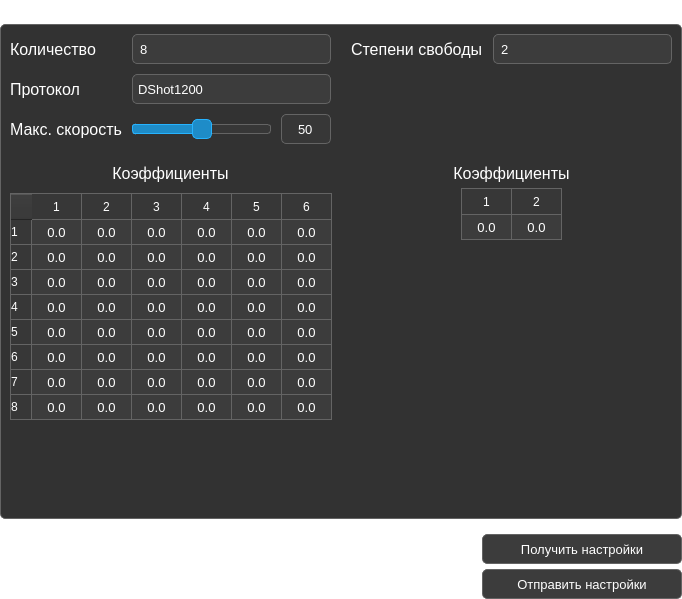
PolarStarWalker/PolarUV-client, file src/ClientApp/Widgets/MoveSettings/MoveSettingsWidget.ui: the form before one commit.
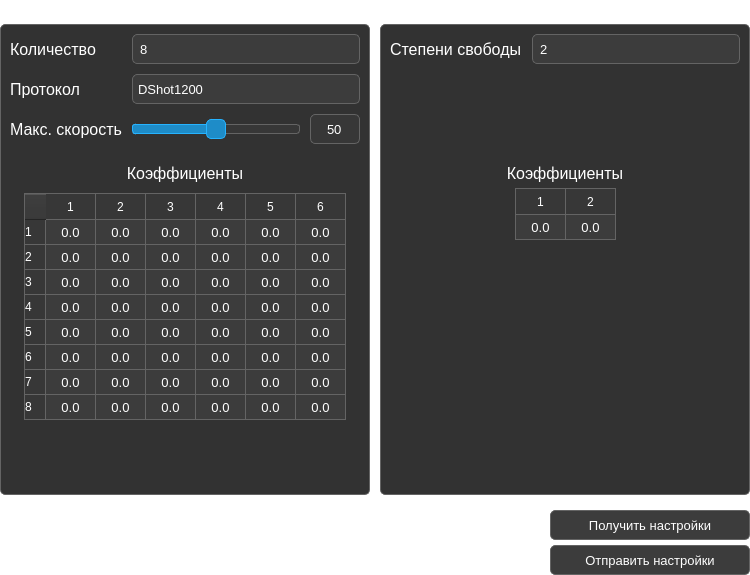
The form after the commit. Icons and pictures are not drawn.

What changed in the file:
```diff
--- a/src/ClientApp/Widgets/MoveSettings/MoveSettingsWidget.ui
+++ b/src/ClientApp/Widgets/MoveSettings/MoveSettingsWidget.ui
@@ -6,10 +6,28 @@
    <rect>
     <x>0</x>
     <y>0</y>
-    <width>682</width>
-    <height>599</height>
+    <width>750</width>
+    <height>575</height>
    </rect>
   </property>
+  <property name="sizePolicy">
+   <sizepolicy hsizetype="Fixed" vsizetype="Fixed">
+    <horstretch>0</horstretch>
+    <verstretch>0</verstretch>
+   </sizepolicy>
+  </property>
+  <property name="minimumSize">
+   <size>
+    <width>750</width>
+    <height>575</height>
+   </size>
+  </property>
+  <property name="maximumSize">
+   <size>
+    <width>750</width>
+    <height>575</height>
+   </size>
+  </property>
   <property name="windowTitle">
    <string>MoveSettingsWidget</string>
   </property>
@@ -29,7 +47,10 @@
    <property name="bottomMargin">
     <number>0</number>
    </property>
-   <property name="spacing">
+   <property name="horizontalSpacing">
+    <number>10</number>
+   </property>
+   <property name="verticalSpacing">
     <number>0</number>
    </property>
    <item row="5" column="1">
@@ -80,11 +101,9 @@
 	background-color: rgb(50,50,50);
 	border: 1px solid rgb(100,100,100);
 	border-top-width: 0px;
-	border-right-width: 0px;
 	border-radius: 5px;
 	border-top-left-radius: 0px;
 	border-top-right-radius: 0px;
-	border-bottom-right-radius: 0px;
 }</string>
      </property>
      <layout class="QGridLayout" name="gridLayout_2">
@@ -900,10 +919,8 @@
      <property name="styleSheet">
       <string notr="true">background-color:rgb(50,50,50);
 border: 1px solid rgb(100,100,100);
-border-right-width: 0px;
 border-bottom-width: 0px;
 border-radius:5px;
-border-top-right-radius: 0px;
 border-bottom-left-radius: 0px;
 border-bottom-right-radius: 0px;</string>
      </property>
@@ -1453,11 +1470,9 @@
 	background-color: rgb(50,50,50);
 	border: 1px solid rgb(100,100,100);
 	border-top-width: 0px;
-	border-left-width: 0px;
 	border-radius: 5px;
 	border-top-left-radius: 0px;
 	border-top-right-radius: 0px;
-	border-bottom-left-radius: 0px;
 }</string>
      </property>
      <layout class="QGridLayout" name="gridLayout_5">
@@ -1784,10 +1799,8 @@
      <property name="styleSheet">
       <string notr="true">background-color:rgb(50,50,50);
 border: 1px solid rgb(100,100,100);
-border-left-width: 0px;
 border-bottom-width: 0px;
 border-radius:5px;
-border-top-left-radius: 0px;
 border-bottom-left-radius: 0px;
 border-bottom-right-radius: 0px;</string>
      </property>
```
